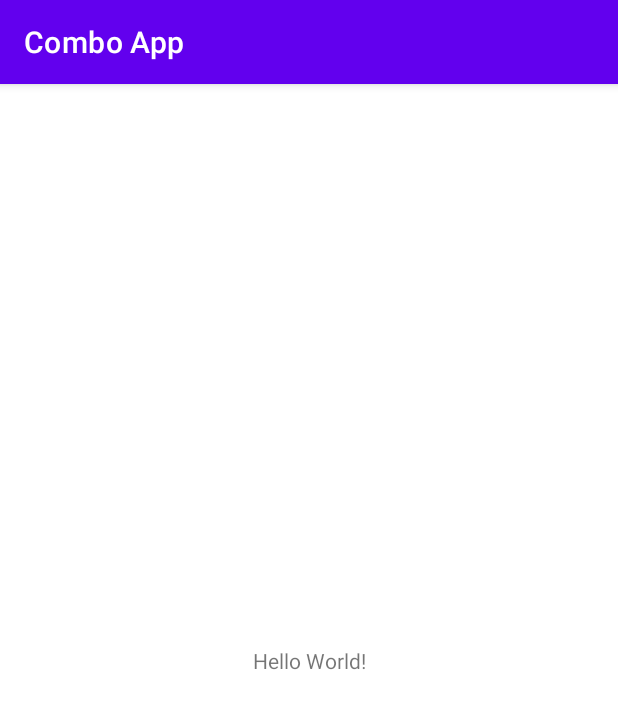
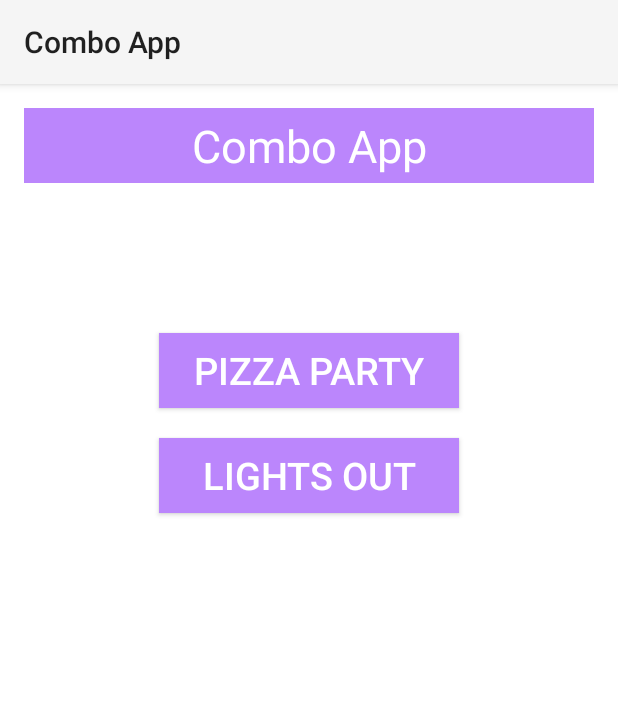
Before and after one commit to GU-App-Development/homework-3-NisaMeshal, an Android app: the screen it shows after launch (MainActivity), on a phone screen of 412 x 824 dp. Shown: the top 709 px of the screen. Run offline under Robolectric (Android 15) with nearby library versions, the phone set to English and light mode, and no system bars.

Commit message:
landing page design

```diff
--- a/app/src/main/java/com/hw3/comboapp/MainActivity.kt
+++ b/app/src/main/java/com/hw3/comboapp/MainActivity.kt
@@ -8,4 +8,6 @@ class MainActivity : AppCompatActivity() {
         super.onCreate(savedInstanceState)
         setContentView(R.layout.activity_main)
     }
+
+
 }
--- a/app/src/main/res/layout/activity_main.xml
+++ b/app/src/main/res/layout/activity_main.xml
@@ -1,18 +1,32 @@
 <?xml version="1.0" encoding="utf-8"?>
-<androidx.constraintlayout.widget.ConstraintLayout xmlns:android="http://schemas.android.com/apk/res/android"
-    xmlns:app="http://schemas.android.com/apk/res-auto"
+<LinearLayout xmlns:android="http://schemas.android.com/apk/res/android"
     xmlns:tools="http://schemas.android.com/tools"
+    android:id="@+id/activity_main"
     android:layout_width="match_parent"
     android:layout_height="match_parent"
-    tools:context=".MainActivity">
+    android:orientation="vertical"
+    android:paddingBottom="16dp"
+    android:paddingLeft="16dp"
+    android:paddingRight="16dp"
+    android:paddingTop="16dp"
+    tools:context="com.hw3.comboapp.MainActivity"
+    android:background="@color/white">
 
     <TextView
-        android:layout_width="wrap_content"
-        android:layout_height="wrap_content"
-        android:text="Hello World!"
-        app:layout_constraintBottom_toBottomOf="parent"
-        app:layout_constraintEnd_toEndOf="parent"
-        app:layout_constraintStart_toStartOf="parent"
-        app:layout_constraintTop_toTopOf="parent" />
+        android:id="@+id/label"
+        android:layout_height="50dp"
+        android:layout_width="match_parent"
+        style="@style/banner"/>
 
-</androidx.constraintlayout.widget.ConstraintLayout>
+    <Button
+        android:id="@+id/pizza_app"
+        style="@style/button"
+        android:text="@string/pizza_party"/>
+
+    <Button
+        android:id="@+id/lightsout_app"
+        style="@style/button"
+        android:text="@string/lights_out"
+        android:layout_marginTop="20dp"/>
+
+</LinearLayout>
--- a/app/src/main/res/values-night/themes.xml
+++ /dev/null
@@ -1,16 +0,0 @@
-<resources xmlns:tools="http://schemas.android.com/tools">
-    <!-- Base application theme. -->
-    <style name="Theme.ComboApp" parent="Theme.MaterialComponents.DayNight.DarkActionBar">
-        <!-- Primary brand color. -->
-        <item name="colorPrimary">@color/purple_200</item>
-        <item name="colorPrimaryVariant">@color/purple_700</item>
-        <item name="colorOnPrimary">@color/black</item>
-        <!-- Secondary brand color. -->
-        <item name="colorSecondary">@color/teal_200</item>
-        <item name="colorSecondaryVariant">@color/teal_200</item>
-        <item name="colorOnSecondary">@color/black</item>
-        <!-- Status bar color. -->
-        <item name="android:statusBarColor">?attr/colorPrimaryVariant</item>
-        <!-- Customize your theme here. -->
-    </style>
-</resources>
--- a/app/src/main/res/values/strings.xml
+++ b/app/src/main/res/values/strings.xml
@@ -1,3 +1,5 @@
 <resources>
     <string name="app_name">Combo App</string>
+    <string name="pizza_party">Pizza Party</string>
+    <string name="lights_out">Lights Out</string>
 </resources>
--- a/app/src/main/res/values/themes.xml
+++ b/app/src/main/res/values/themes.xml
@@ -1,16 +1,24 @@
 <resources xmlns:tools="http://schemas.android.com/tools">
     <!-- Base application theme. -->
-    <style name="Theme.ComboApp" parent="Theme.MaterialComponents.DayNight.DarkActionBar">
-        <!-- Primary brand color. -->
-        <item name="colorPrimary">@color/purple_500</item>
-        <item name="colorPrimaryVariant">@color/purple_700</item>
-        <item name="colorOnPrimary">@color/white</item>
-        <!-- Secondary brand color. -->
-        <item name="colorSecondary">@color/teal_200</item>
-        <item name="colorSecondaryVariant">@color/teal_700</item>
-        <item name="colorOnSecondary">@color/black</item>
-        <!-- Status bar color. -->
-        <item name="android:statusBarColor">?attr/colorPrimaryVariant</item>
-        <!-- Customize your theme here. -->
+    <style name="banner">
+        <item name="android:textAlignment">center</item>
+        <item name="android:text">@string/app_name</item>
+        <item name="android:textSize">30sp</item>
+        <item name="android:background">@color/purple_200</item>
+        <item name="android:gravity">center</item>
+        <item name="android:textColor">@color/white</item>
+        <item name="android:layout_marginBottom">100dp</item>
     </style>
+
+    <style name="button">
+        <item name="android:layout_width">200dp</item>
+        <item name="android:layout_height">50dp</item>
+        <item name="android:textSize">25sp</item>
+        <item name="android:textColor">@color/white</item>
+        <item name="android:textAlignment">center</item>
+        <item name="android:gravity">center</item>
+        <item name="android:layout_gravity">center</item>
+        <item name="android:background">@color/purple_200</item>
+    </style>
+
 </resources>
```
